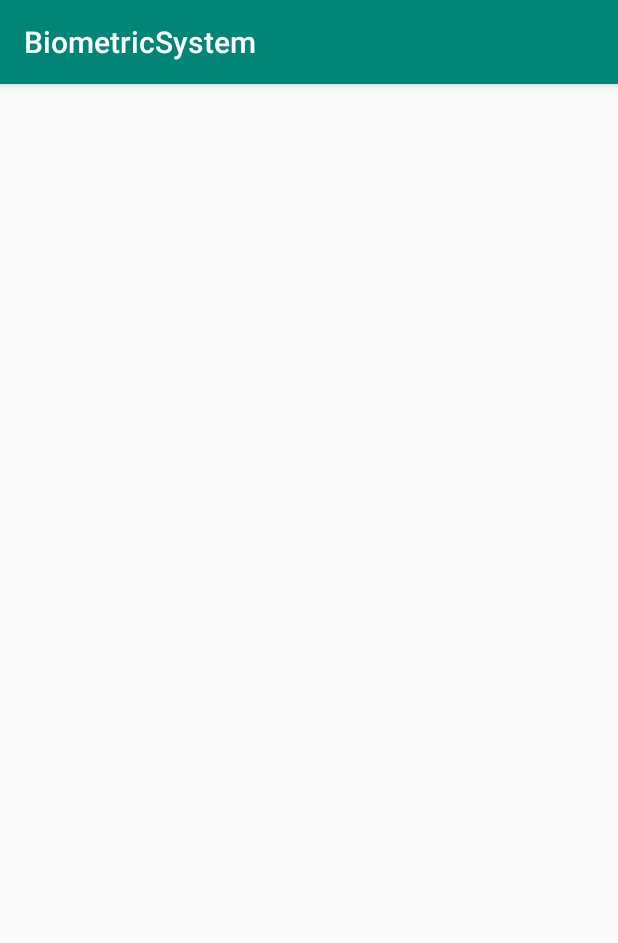
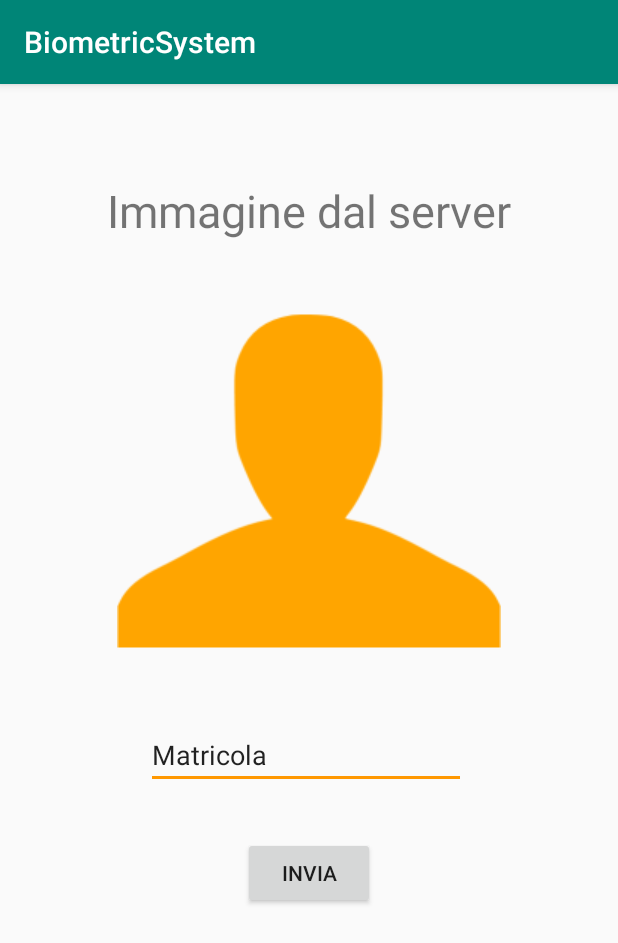
Before and after one commit to lucaSabatini/biometricSystem, an Android app: the Appello screen opened directly, with no data from a screen before it, on a phone screen of 412 x 824 dp. Shown: the top 943 px of the screen. Run offline under Robolectric (Android 15) with nearby library versions, the light colour scheme and no system bars.

Commit message:
Modifiche layout registrazione

```diff
--- a/app/src/main/AndroidManifest.xml
+++ b/app/src/main/AndroidManifest.xml
@@ -5,7 +5,7 @@
 
     <uses-feature android:name="android.hardware.camera"
         android:required="true" />
-
+    <uses-permission android:name="android.permission.INTERNET" />
 
 
     <application
--- a/app/src/main/res/layout/activity_appello.xml
+++ b/app/src/main/res/layout/activity_appello.xml
@@ -6,4 +6,48 @@
     android:layout_height="match_parent"
     tools:context=".Appello">
 
+    <ImageView
+        android:id="@+id/imageServer"
+        android:layout_width="wrap_content"
+        android:layout_height="wrap_content"
+        android:layout_marginTop="32dp"
+        app:layout_constraintEnd_toEndOf="parent"
+        app:layout_constraintStart_toStartOf="parent"
+        app:layout_constraintTop_toBottomOf="@+id/AppelloTitle"
+        app:srcCompat="@drawable/user_icon" />
+
+    <TextView
+        android:id="@+id/AppelloTitle"
+        android:layout_width="wrap_content"
+        android:layout_height="wrap_content"
+        android:layout_marginTop="64dp"
+        android:text="Immagine dal server"
+        android:textSize="30sp"
+        app:layout_constraintEnd_toEndOf="parent"
+        app:layout_constraintStart_toStartOf="parent"
+        app:layout_constraintTop_toTopOf="parent" />
+
+    <Button
+        android:id="@+id/sendButton"
+        android:layout_width="wrap_content"
+        android:layout_height="wrap_content"
+        android:layout_marginTop="32dp"
+        android:text="Invia"
+        app:layout_constraintEnd_toEndOf="parent"
+        app:layout_constraintStart_toStartOf="parent"
+        app:layout_constraintTop_toBottomOf="@+id/matricolaField" />
+
+    <EditText
+        android:id="@+id/matricolaField"
+        android:layout_width="wrap_content"
+        android:layout_height="wrap_content"
+        android:layout_marginTop="32dp"
+        android:layout_marginEnd="4dp"
+        android:ems="10"
+        android:inputType="textPersonName"
+        android:text="Matricola"
+        app:layout_constraintEnd_toEndOf="parent"
+        app:layout_constraintStart_toStartOf="parent"
+        app:layout_constraintTop_toBottomOf="@+id/imageServer" />
+
 </androidx.constraintlayout.widget.ConstraintLayout>
```
Also changed, not shown: app/build.gradle (+9 -0 lines), app/src/main/java/com/example/luca/biometricsystem/Registrazione.java (+120 -0 lines).
